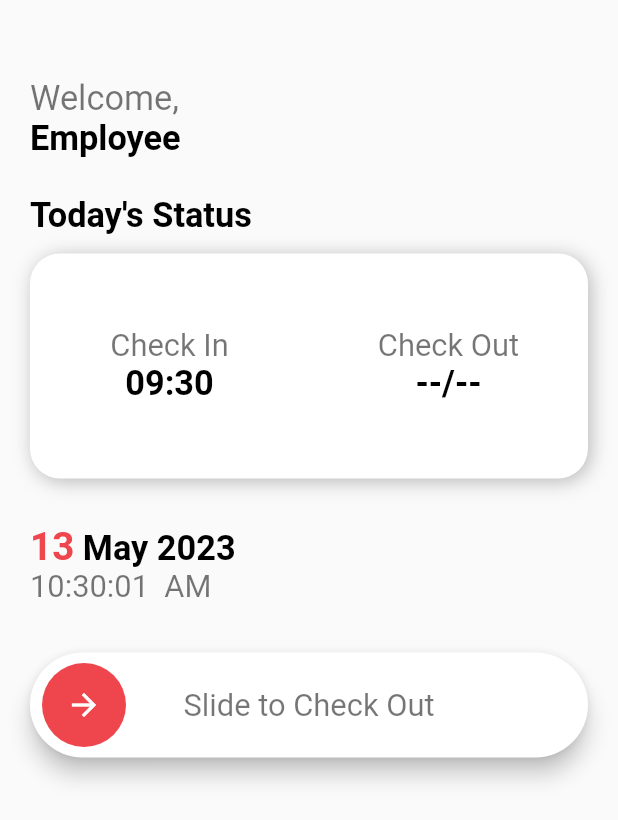
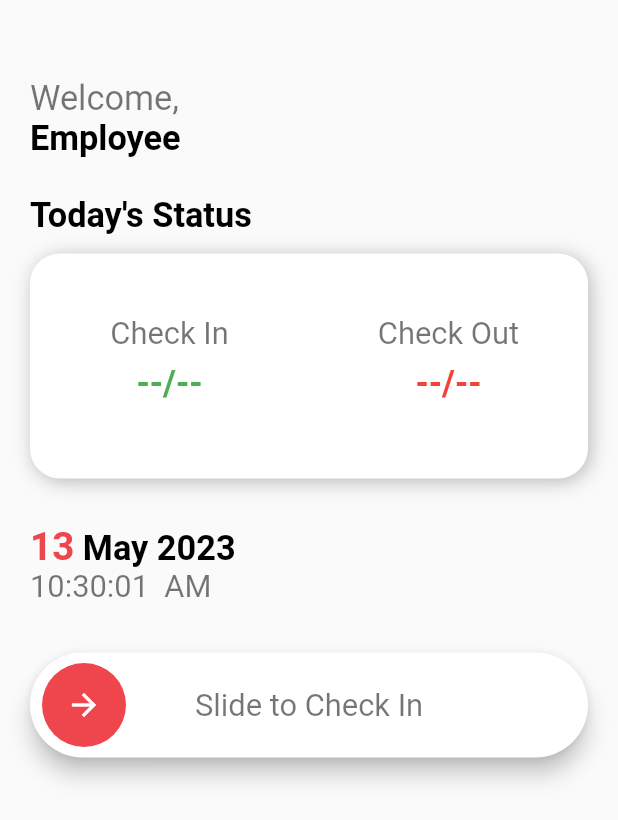
Before and after one commit to hamzach330/Employee_Attendence_App, a Flutter app: the TodayScreen screen opened directly, on a phone screen of 412 x 824 dp. Shown: the top 820 px of the screen. Run offline on Flutter 3.47's test engine with Material 2 defaults, Android fonts, the phone set to English and light mode, and no system bars; drawn by our look-alikes of slide_to_act; our stand-ins replace cloud_firestore, firebase_core, flutter_keyboard_visibility, fluttertoast, font_awesome_flutter, shared_preferences; accounts and stored records are empty.

Commit message:
commit before dart upgrade

```diff
--- a/lib/todayscreen.dart
+++ b/lib/todayscreen.dart
@@ -18,6 +18,43 @@ class _TodayScreenState extends State<TodayScreen> {
   double screenHeight = 0;
   double screenWidth = 0;
   Color primary = const Color(0xffeef444c);
+
+  String checkIn = "--/--";
+  String checkOut = "--/--";
+
+  @override
+  void initState() {
+    super.initState();
+    _getRecord();
+  }
+
+  void _getRecord() async {
+    try {
+      QuerySnapshot snap = await FirebaseFirestore.instance
+          .collection("Employee")
+          .where('empId', isEqualTo: User.userName)
+          .get();
+
+      DocumentSnapshot snap2 = await FirebaseFirestore.instance
+          .collection("Employee")
+          .doc(snap.docs[0].id)
+          .collection("Record")
+          .doc(DateFormat('dd MMMM yyyy').format(DateTime.now()))
+          .get();
+
+      setState(() {
+        checkIn = snap2['checkIn'];
+        checkOut = snap2['checkOut'];
+      });
+    } catch (e) {
+      print(e.toString());
+      checkIn = "--/--";
+      checkOut = "--/--";
+    }
+
+    print(checkIn);
+    print(checkOut);
+  }
 
   @override
   Widget build(BuildContext context) {
@@ -92,11 +129,14 @@ class _TodayScreenState extends State<TodayScreen> {
                           color: Colors.black54,
                           fontWeight: FontWeight.normal),
                     ),
-                    Text("09:30",
+                    Padding(
+                      padding: const EdgeInsets.all(8.0),
+                      child: Text(checkIn,
                           style: TextStyle(
                               fontSize: screenWidth / 18,
-                            color: Colors.black,
+                              color: Colors.green,
                               fontWeight: FontWeight.bold)),
+                    ),
                   ],
                 )),
                 Expanded(
@@ -109,11 +149,14 @@ class _TodayScreenState extends State<TodayScreen> {
                             fontSize: screenWidth / 20,
                             color: Colors.black54,
                             fontWeight: FontWeight.normal)),
-                    Text("--/--",
+                    Padding(
+                      padding: const EdgeInsets.all(8.0),
+                      child: Text(checkOut,
                           style: TextStyle(
                               fontSize: screenWidth / 18,
-                            color: Colors.black,
-                            fontWeight: FontWeight.bold))
+                              color: Colors.red,
+                              fontWeight: FontWeight.bold)),
+                    )
                   ],
                 )),
               ],
@@ -152,12 +195,15 @@ class _TodayScreenState extends State<TodayScreen> {
                   )),
                 );
               }),
-          Container(
+          checkOut == "--/--"
+              ? Container(
                   margin: const EdgeInsets.only(top: 32),
                   child: Builder(builder: (context) {
                     final GlobalKey<SlideActionState> key = GlobalKey();
                     return SlideAction(
-                text: "Slide to Check Out",
+                      text: checkIn == "--/--"
+                          ? "Slide to Check In"
+                          : "Slide to Check Out",
                       textStyle: TextStyle(
                         color: Colors.black54,
                         fontSize: screenWidth / 20,
@@ -166,20 +212,19 @@ class _TodayScreenState extends State<TodayScreen> {
                       innerColor: primary,
                       key: key,
                       onSubmit: () async {
-
                         //print(DateFormat('hh:mm').format(DateTime.now()));
                         QuerySnapshot snap = await FirebaseFirestore.instance
                             .collection("Employee")
                             .where('empId', isEqualTo: User.userName)
                             .get();
 
-                  //print(snap.docs[0].id);
-
-                  DocumentSnapshot snap2 = await FirebaseFirestore.instance
+                        DocumentSnapshot snap2 = await FirebaseFirestore
+                            .instance
                             .collection("Employee")
                             .doc(snap.docs[0].id)
                             .collection("Record")
-                      .doc(DateFormat('dd MMMM yyyy').format(DateTime.now()))
+                            .doc(DateFormat('dd MMMM yyyy')
+                                .format(DateTime.now()))
                             .get();
 
                         try {
@@ -188,29 +233,50 @@ class _TodayScreenState extends State<TodayScreen> {
                               .collection("Employee")
                               .doc(snap.docs[0].id)
                               .collection("Record")
-                        .doc(DateFormat('dd MMMM yyyy').format(DateTime.now()))
+                              .doc(DateFormat('dd MMMM yyyy')
+                                  .format(DateTime.now()))
                               .update({
-                      'checkIn' : checkIn,
-                      'checkOut' : DateFormat('hh:mm:ss').format(DateTime.now()),
+                            'checkIn': checkIn,
+                            'checkOut':
+                                DateFormat('hh:mm:ss').format(DateTime.now()),
                           });
-                    key.currentState!.reset();
+                          //key.currentState!.reset();
+                          setState(() {
+                            checkIn = checkIn;
+                            checkOut = DateFormat('hh:mm:ss').format(DateTime.now());
+                          });
 
                         } catch (e) {
                           await FirebaseFirestore.instance
                               .collection("Employee")
                               .doc(snap.docs[0].id)
                               .collection("Record")
-                        .doc(DateFormat('dd MMMM yyyy').format(DateTime.now()))
+                              .doc(DateFormat('dd MMMM yyyy')
+                                  .format(DateTime.now()))
                               .set({
-                      'checkIn' : DateFormat('hh:mm:ss').format(DateTime.now()),
+                            'checkIn': DateFormat('hh:mm:ss').format(DateTime.now()),
                           });
-                    key.currentState!.reset();
+
+                          setState(() {
+                            checkIn = DateFormat('hh:mm:ss').format(DateTime.now());
+                          });
+
+                          //key.currentState!.reset();
                         }
-
-
                       },
                     );
                   }),
+                ) : Container(
+                  child: Padding(
+                    padding: const EdgeInsets.only(top: 25),
+                    child: Text(
+                      "You have Completed your day.",
+                      style: TextStyle(
+                          color: Colors.black54,
+                          fontSize: screenWidth / 20,
+                          fontWeight: FontWeight.bold),
+                    ),
+                  ),
                 )
         ],
       ),
--- a/pubspec.yaml
+++ b/pubspec.yaml
@@ -43,6 +43,7 @@ dependencies:
   font_awesome_flutter: ^10.4.0
   slide_to_act: ^2.0.1
   intl: ^0.18.1
+  month_year_picker: ^0.3.0+1
 
 dev_dependencies:
   flutter_test:
```
Lines whose indentation alone changed are shown as unchanged.
